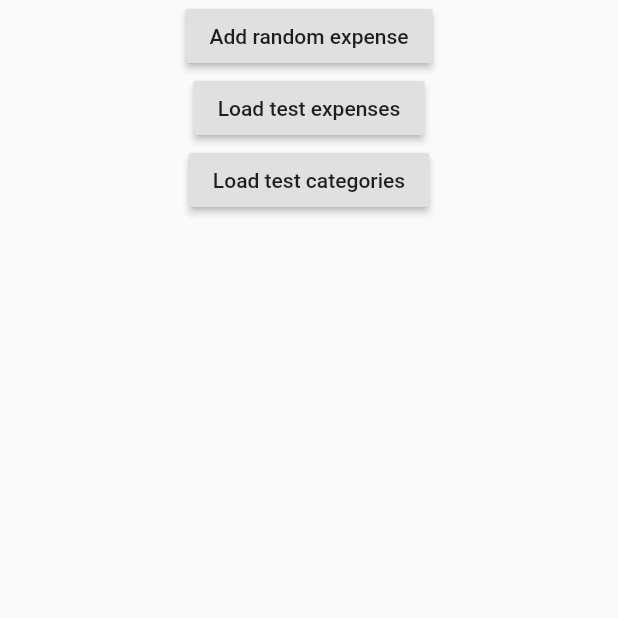
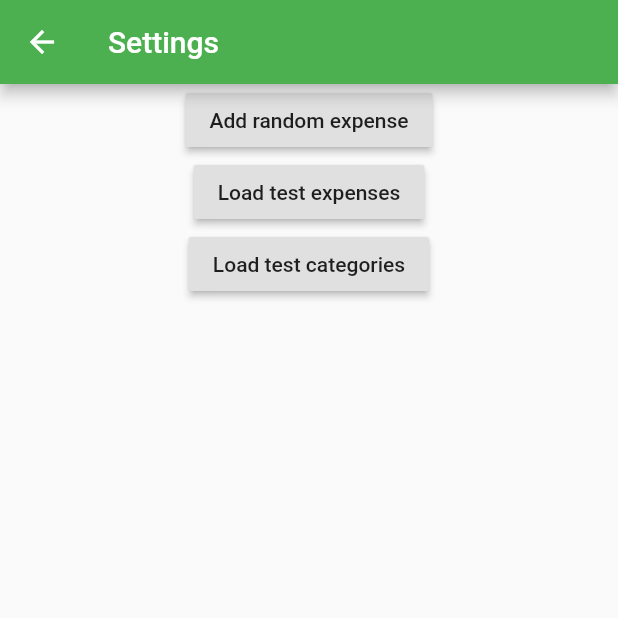
Before and after one commit to pgrzmil/monies.flutter, a Flutter app: the Settings screen opened directly, on a phone screen of 412 x 824 dp, the top half of it. Run offline on Flutter 3.47's test engine with Material 2 defaults, Android fonts, the phone set to English and light mode, and no system bars; our stand-ins replace shared_preferences; accounts and stored records are empty; generated files the repository leaves out were written again.

Commit message:
Moved settings screen navigation to appbar button

```diff
--- a/lib/widgets/rootTabView.dart
+++ b/lib/widgets/rootTabView.dart
@@ -15,7 +15,6 @@ class _RootTabViewState extends State<RootTabView> with SingleTickerProviderStat
   final List<WidgetWithTitle> tabViews = [
     Dashboard(),
     ExpensesList(),
-    Settings(),
   ];
 
   TabController _tabController;
@@ -51,10 +50,15 @@ class _RootTabViewState extends State<RootTabView> with SingleTickerProviderStat
           tabs: [
             Tab(icon: Icon(Icons.insert_chart)),
             Tab(icon: Icon(Icons.payment)),
-            Tab(icon: Icon(Icons.settings)),
           ],
         ),
         title: Text(_appBarTitle),
+        actions: <Widget>[
+          IconButton(
+            icon: Icon(Icons.settings),
+            onPressed: () => Navigator.push(context, MaterialPageRoute(builder: (context) => Settings())),
+          ),
+        ],
       ),
       body: Center(
         child: TabBarView(
--- a/lib/widgets/settings.dart
+++ b/lib/widgets/settings.dart
@@ -3,15 +3,15 @@ import 'package:monies/data/categoriesProvider.dart';
 import 'package:monies/data/expensesProvider.dart';
 import 'package:monies/testDataHelpers.dart';
 import 'package:provider/provider.dart';
-import 'baseWidgets.dart';
 
-class Settings extends StatelessWidget implements WidgetWithTitle {
-  @override
-  String get title => "Settings";
-
+class Settings extends StatelessWidget {
   @override
   Widget build(BuildContext context) {
-    return Center(
+    return Scaffold(
+      appBar: AppBar(
+        title: Text("Settings"),
+      ),
+      body: Center(
         child: Column(
           children: <Widget>[
             RaisedButton(
@@ -37,6 +37,7 @@ class Settings extends StatelessWidget implements WidgetWithTitle {
             ),
           ],
         ),
+      ),
     );
   }
 }
```
Lines whose indentation alone changed are shown as unchanged.
